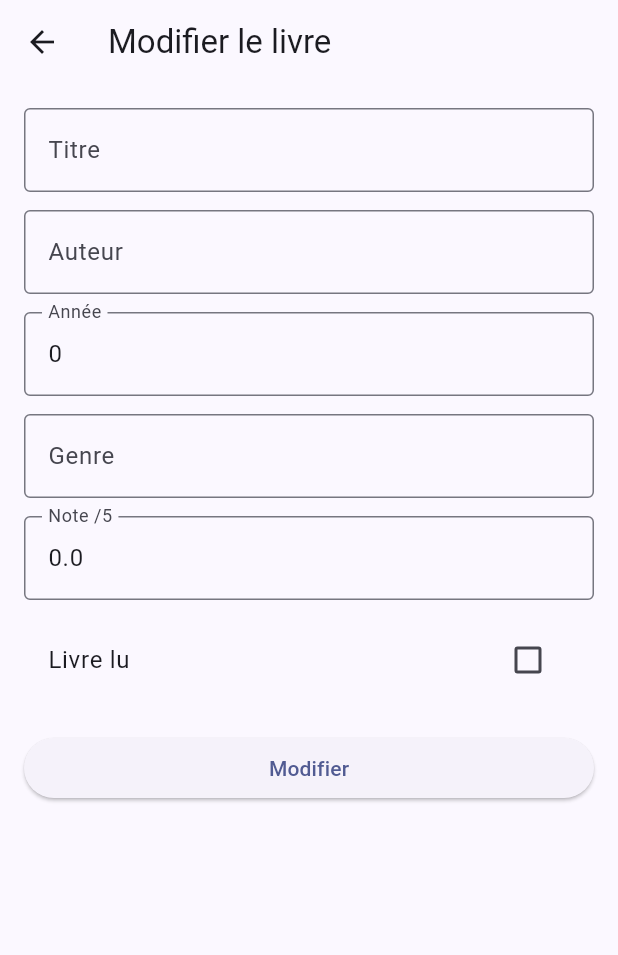
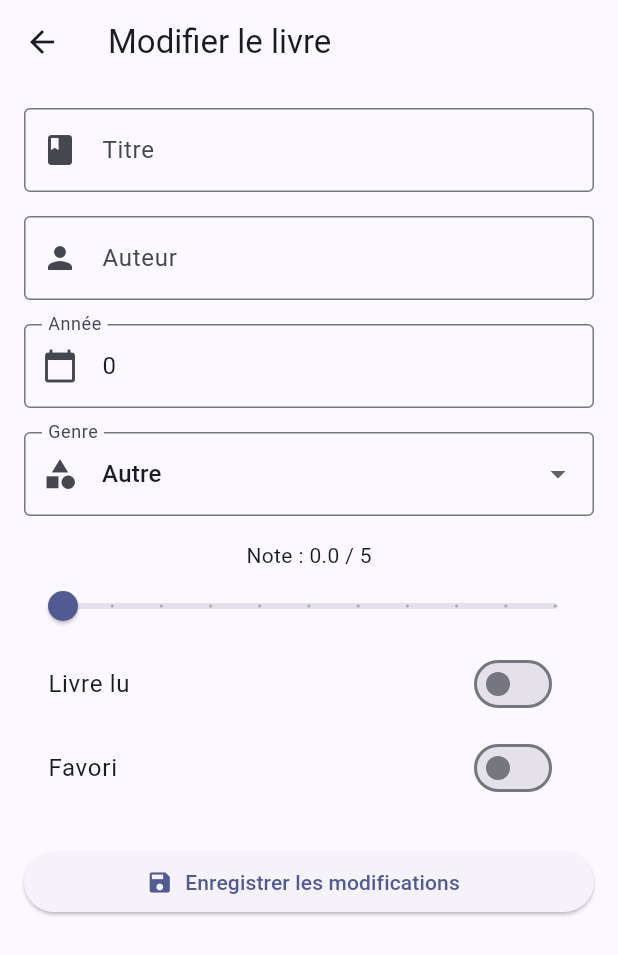
Before and after one commit to youssrahaddouch0103-coder/biblio-app, a Flutter app: the ModifierLivreScreen screen opened directly with empty values, on a phone screen of 412 x 824 dp. Shown: the top 955 px of the screen. Run offline on Flutter 3.47's test engine with Material 3 defaults, Android fonts, the phone set to English and light mode, and no system bars; our stand-ins replace equatable, flutter_bloc, sqflite; accounts and stored records are empty.

Commit message:
Add improved edit book screen

```diff
--- a/lib/screens/modifier_livre_screen.dart
+++ b/lib/screens/modifier_livre_screen.dart
@@ -4,11 +4,16 @@ import 'package:flutter_bloc/flutter_bloc.dart';
 import '../bloc/livre_bloc.dart';
 import '../bloc/livre_event.dart';
 import '../models/livre.dart';
+import '../utils/validators.dart';
+import '../widgets/custom_text_field.dart';
 
 class ModifierLivreScreen extends StatefulWidget {
   final Livre livre;
 
-  const ModifierLivreScreen({super.key, required this.livre});
+  const ModifierLivreScreen({
+    super.key,
+    required this.livre,
+  });
 
   @override
   State<ModifierLivreScreen> createState() => _ModifierLivreScreenState();
@@ -20,10 +25,25 @@ class _ModifierLivreScreenState extends State<ModifierLivreScreen> {
   late TextEditingController _titreController;
   late TextEditingController _auteurController;
   late TextEditingController _anneeController;
-  late TextEditingController _genreController;
-  late TextEditingController _noteController;
 
+  late String _genre;
+  late double _note;
   late bool _lu;
+  late bool _favori;
+
+  final List<String> _genres = [
+    'Roman',
+    'Fantasy',
+    'Science-fiction',
+    'Classique',
+    'Aventure',
+    'Romance',
+    'Policier',
+    'Thriller',
+    'Historique',
+    'Développement personnel',
+    'Autre',
+  ];
 
   @override
   void initState() {
@@ -31,12 +51,14 @@ class _ModifierLivreScreenState extends State<ModifierLivreScreen> {
 
     _titreController = TextEditingController(text: widget.livre.titre);
     _auteurController = TextEditingController(text: widget.livre.auteur);
-    _anneeController =
-        TextEditingController(text: widget.livre.annee?.toString() ?? '');
-    _genreController = TextEditingController(text: widget.livre.genre ?? '');
-    _noteController =
-        TextEditingController(text: widget.livre.note?.toString() ?? '');
+    _anneeController = TextEditingController(
+      text: widget.livre.annee?.toString() ?? '',
+    );
+
+    _genre = widget.livre.genre ?? 'Roman';
+    _note = widget.livre.note ?? 3.0;
     _lu = widget.livre.lu;
+    _favori = widget.livre.favori;
   }
 
   @override
@@ -44,64 +66,30 @@ class _ModifierLivreScreenState extends State<ModifierLivreScreen> {
     _titreController.dispose();
     _auteurController.dispose();
     _anneeController.dispose();
-    _genreController.dispose();
-    _noteController.dispose();
     super.dispose();
   }
 
-  String? _validerAnnee(String? value) {
-    if (value == null || value.trim().isEmpty) return null;
-
-    final annee = int.tryParse(value.trim());
-
-    if (annee == null) {
-      return 'Veuillez entrer une année valide';
-    }
-
-    if (annee < 0 || annee > DateTime.now().year) {
-      return 'Année invalide';
-    }
-
-    return null;
-  }
-
-  String? _validerNote(String? value) {
-    if (value == null || value.trim().isEmpty) return null;
-
-    final note = double.tryParse(value.trim().replaceAll(',', '.'));
-
-    if (note == null) {
-      return 'Veuillez entrer une note valide';
-    }
-
-    if (note < 0 || note > 5) {
-      return 'La note doit être entre 0 et 5';
-    }
-
-    return null;
-  }
-
-  void _modifierLivre() {
+  void _updateLivre() {
     if (_formKey.currentState!.validate()) {
-      final livreModifie = Livre(
-        id: widget.livre.id,
+      final updatedLivre = widget.livre.copyWith(
         titre: _titreController.text.trim(),
         auteur: _auteurController.text.trim(),
         annee: _anneeController.text.trim().isEmpty
             ? null
-            : int.tryParse(_anneeController.text.trim()),
-        genre: _genreController.text.trim().isEmpty
-            ? null
-            : _genreController.text.trim(),
-        note: _noteController.text.trim().isEmpty
-            ? null
-            : double.tryParse(_noteController.text.trim().replaceAll(',', '.')),
+            : int.parse(_anneeController.text.trim()),
+        genre: _genre,
+        note: _note,
         lu: _lu,
+        favori: _favori,
+        dateModification: DateTime.now().toIso8601String(),
       );
 
-      context.read<LivreBloc>().add(UpdateLivre(livreModifie));
+      context.read<LivreBloc>().add(UpdateLivre(updatedLivre));
 
-      Navigator.pop(context);
+      ScaffoldMessenger.of(context).showSnackBar(
+        const SnackBar(content: Text('Livre modifié avec succès')),
+      );
+
       Navigator.pop(context);
     }
   }
@@ -112,75 +100,95 @@ class _ModifierLivreScreenState extends State<ModifierLivreScreen> {
       appBar: AppBar(
         title: const Text('Modifier le livre'),
       ),
-      body: Padding(
+      body: SingleChildScrollView(
         padding: const EdgeInsets.all(16),
         child: Form(
           key: _formKey,
-          child: ListView(
+          child: Column(
             children: [
-              TextFormField(
+              CustomTextField(
                 controller: _titreController,
+                label: 'Titre',
+                icon: Icons.book,
+                validator: (value) =>
+                    Validators.requiredField(value, 'Le titre'),
+              ),
+              const SizedBox(height: 16),
+              CustomTextField(
+                controller: _auteurController,
+                label: 'Auteur',
+                icon: Icons.person,
+                validator: (value) =>
+                    Validators.requiredField(value, 'L’auteur'),
+              ),
+              const SizedBox(height: 16),
+              CustomTextField(
+                controller: _anneeController,
+                label: 'Année',
+                icon: Icons.calendar_today,
+                keyboardType: TextInputType.number,
+                validator: Validators.validateYear,
+              ),
+              const SizedBox(height: 16),
+              DropdownButtonFormField<String>(
+                value: _genres.contains(_genre) ? _genre : 'Autre',
                 decoration: const InputDecoration(
-                  labelText: 'Titre',
+                  labelText: 'Genre',
+                  prefixIcon: Icon(Icons.category),
                   border: OutlineInputBorder(),
                 ),
-                validator: (value) => value == null || value.trim().isEmpty
-                    ? 'Le titre est obligatoire'
-                    : null,
+                items: _genres.map((genre) {
+                  return DropdownMenuItem(
+                    value: genre,
+                    child: Text(genre),
+                  );
+                }).toList(),
+                onChanged: (value) {
+                  setState(() {
+                    _genre = value!;
+                  });
+                },
               ),
-              const SizedBox(height: 12),
-              TextFormField(
-                controller: _auteurController,
-                decoration: const InputDecoration(
-                  labelText: 'Auteur',
-                  border: OutlineInputBorder(),
-                ),
-                validator: (value) => value == null || value.trim().isEmpty
-                    ? "L'auteur est obligatoire"
-                    : null,
+              const SizedBox(height: 16),
+              Text('Note : ${_note.toStringAsFixed(1)} / 5'),
+              Slider(
+                value: _note,
+                min: 0,
+                max: 5,
+                divisions: 10,
+                label: _note.toStringAsFixed(1),
+                onChanged: (value) {
+                  setState(() {
+                    _note = value;
+                  });
+                },
               ),
-              const SizedBox(height: 12),
-              TextFormField(
-                controller: _anneeController,
-                keyboardType: TextInputType.number,
-                decoration: const InputDecoration(
-                  labelText: 'Année',
-                  border: OutlineInputBorder(),
-                ),
-                validator: _validerAnnee,
-              ),
-              const SizedBox(height: 12),
-              TextFormField(
-                controller: _genreController,
-                decoration: const InputDecoration(
-                  labelText: 'Genre',
-                  border: OutlineInputBorder(),
-                ),
-              ),
-              const SizedBox(height: 12),
-              TextFormField(
-                controller: _noteController,
-                keyboardType: TextInputType.number,
-                decoration: const InputDecoration(
-                  labelText: 'Note /5',
-                  border: OutlineInputBorder(),
-                ),
-                validator: _validerNote,
-              ),
-              const SizedBox(height: 12),
-              CheckboxListTile(
+              SwitchListTile(
                 title: const Text('Livre lu'),
                 value: _lu,
                 onChanged: (value) {
                   setState(() {
-                    _lu = value ?? false;
+                    _lu = value;
                   });
                 },
               ),
-              const SizedBox(height: 20),
-              ElevatedButton(
-                onPressed: _modifierLivre,
-                child: const Text('Modifier'),
+              SwitchListTile(
+                title: const Text('Favori'),
+                value: _favori,
+                onChanged: (value) {
+                  setState(() {
+                    _favori = value;
+                  });
+                },
+              ),
+              const SizedBox(height: 24),
+              SizedBox(
+                width: double.infinity,
+                child: ElevatedButton.icon(
+                  onPressed: _updateLivre,
+                  icon: const Icon(Icons.save),
+                  label: const Text('Enregistrer les modifications'),
+                ),
               ),
             ],
           ),
```
